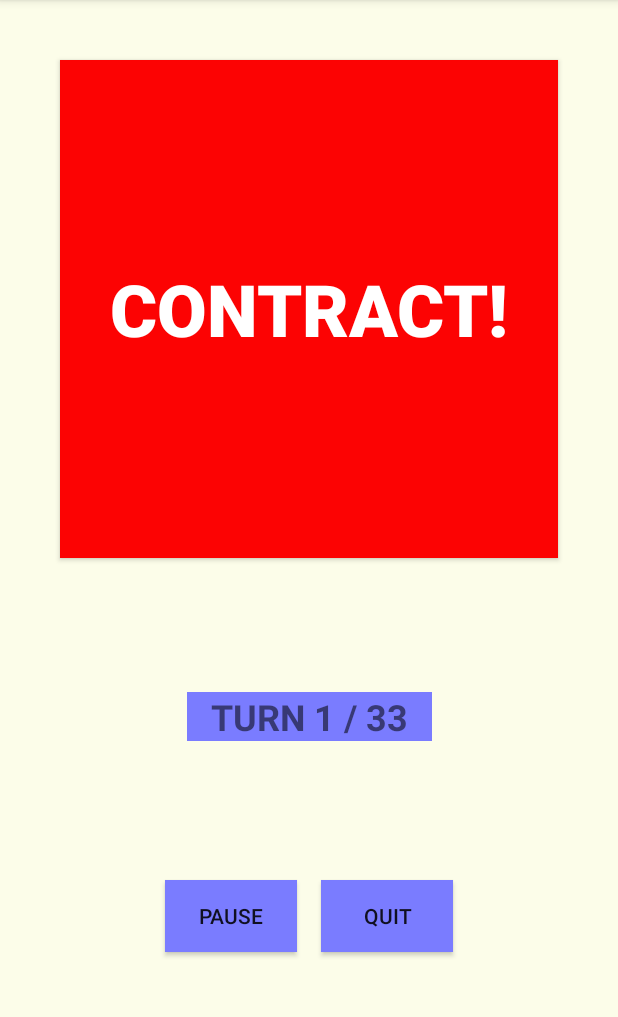
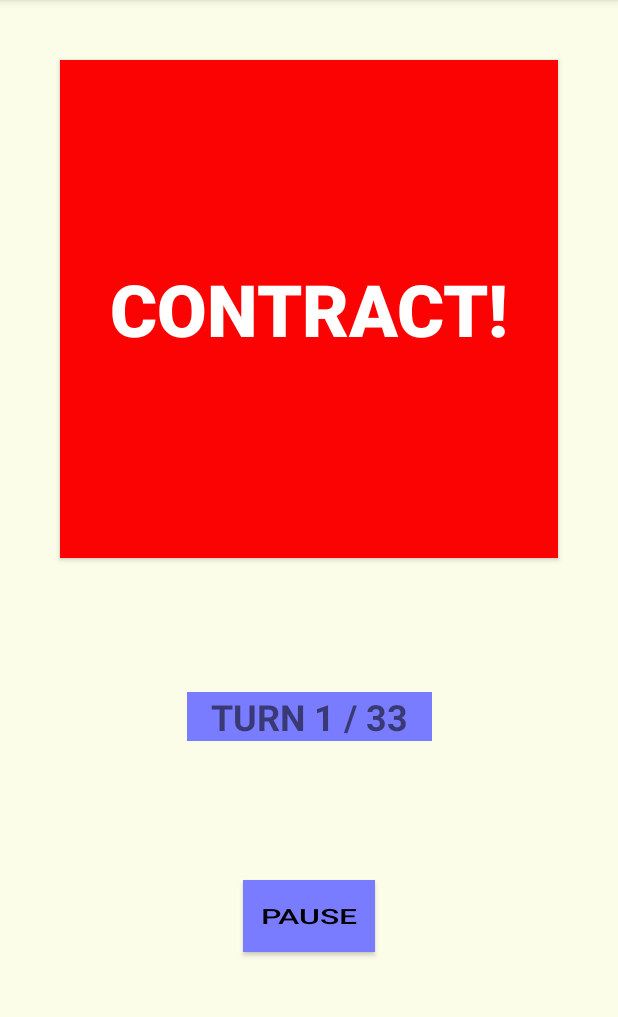
Before and after one commit to sprored/Suelopelvico, an Android app: the screen it shows after launch (MainActivity), after a tap on an icon or button, on a phone screen of 412 x 824 dp, the part 84-1101 px from its top. Run offline under Robolectric (Android 15) with nearby library versions, the phone set to English and light mode, and no system bars.

Commit message:
feat: Remove original quit button

```diff
--- a/app/src/main/java/com/jamc68/suelopelvico/MainActivity.java
+++ b/app/src/main/java/com/jamc68/suelopelvico/MainActivity.java
@@ -180,6 +180,7 @@ public class MainActivity extends AppCompatActivity {
                 handler.postDelayed(runnableExerciseSession, 1000);
                 TextView pauseQuitButton = (TextView) findViewById(R.id.button_pause_quit);
                 pauseQuitButton.setText(getResources().getString(R.string.button_pause));
+                pauseQuitButton.setTextColor(getResources().getColor(R.color.primaryTextColor));
                 pauseQuitButton.setBackgroundColor(getResources().getColor(R.color.primaryLightColor));
             }
         });
@@ -187,6 +188,7 @@ public class MainActivity extends AppCompatActivity {
 
         ////////// Find the View that shows the pause message
         TextView pauseQuitButton = (TextView) findViewById(R.id.button_pause_quit);
+        pauseQuitButton.setTextScaleX(1.5f);
         // Set a click listener on that View
         pauseQuitButton.setOnClickListener(new View.OnClickListener() {
             // The code in this method will be executed when the numbers category is clicked on.
@@ -201,6 +203,7 @@ public class MainActivity extends AppCompatActivity {
                     exerciseRunning = false;
                     TextView textViewButton = (Button) findViewById(R.id.button_pause_quit);
                     textViewButton.setText(getText(R.string.button_exit));
+                    textViewButton.setTextColor(getResources().getColor(R.color.secondaryTextColor));
                     textViewButton.setBackgroundColor(getResources().getColor(R.color.colorAccent));
                     onPause();
                 } else if (hasStarted){
--- a/app/src/main/res/layout/activity_main.xml
+++ b/app/src/main/res/layout/activity_main.xml
@@ -50,32 +50,15 @@
         android:layout_width="wrap_content"
         android:layout_height="wrap_content"
         android:layout_marginTop="8dp"
-        android:layout_marginEnd="8dp"
         android:layout_marginBottom="16dp"
+        android:background="@color/primaryLightColor"
         android:elevation="16dp"
-        android:background="@color/primaryLightColor"
         android:text="@string/button_pause"
         app:layout_constraintBottom_toBottomOf="parent"
-        app:layout_constraintEnd_toStartOf="@+id/button_exit"
+        app:layout_constraintEnd_toEndOf="parent"
         app:layout_constraintHorizontal_chainStyle="packed"
         app:layout_constraintStart_toStartOf="parent"
         app:layout_constraintTop_toBottomOf="@+id/secondary_display"
         app:layout_constraintVertical_bias="0.419" />
 
-    <Button
-        android:id="@+id/button_exit"
-        android:layout_width="wrap_content"
-        android:layout_height="wrap_content"
-        android:layout_marginStart="8dp"
-        android:layout_marginTop="8dp"
-        android:layout_marginBottom="16dp"
-        android:elevation="16dp"
-        android:background="@color/primaryLightColor"
-        android:text="@string/button_exit"
-        app:layout_constraintBottom_toBottomOf="parent"
-        app:layout_constraintEnd_toEndOf="parent"
-        app:layout_constraintStart_toEndOf="@+id/button_pause_quit"
-        app:layout_constraintTop_toBottomOf="@+id/secondary_display"
-        app:layout_constraintVertical_bias="0.419" />
-
 </androidx.constraintlayout.widget.ConstraintLayout>
```
